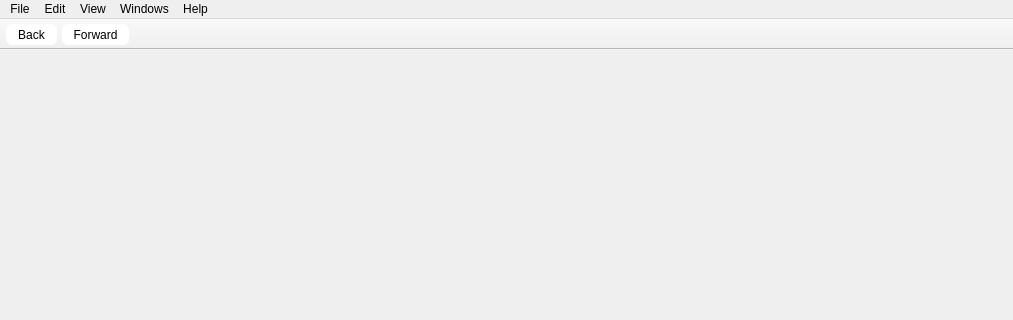
Qt form src/MainWindow.ui (rizinorg/cutter) before a commit; both pictures show x 0 to 1013 and y 0 to 320 of the 1013 by 606 pixel window.
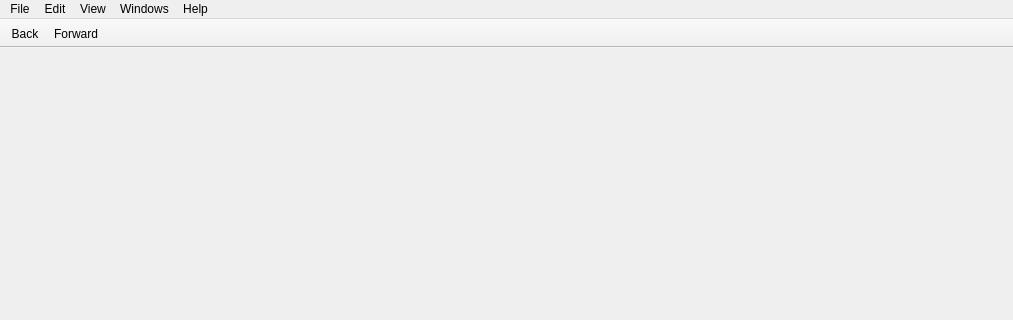
The same form after that commit. Icons and pictures are not drawn.

```diff
--- a/src/MainWindow.ui
+++ b/src/MainWindow.ui
@@ -294,7 +294,7 @@
    <property name="windowTitle">
     <string notr="true">Main toolbar</string>
    </property>
-   <property name="styleSheet">
+   <!-- <property name="styleSheet">
     <string notr="true">
 QToolButton {
 margin: 1px;
@@ -310,7 +310,7 @@
 background-color: palette(dark);
 }
      </string>
-   </property>
+   </property> -->
    <property name="movable">
     <bool>false</bool>
    </property>
```
